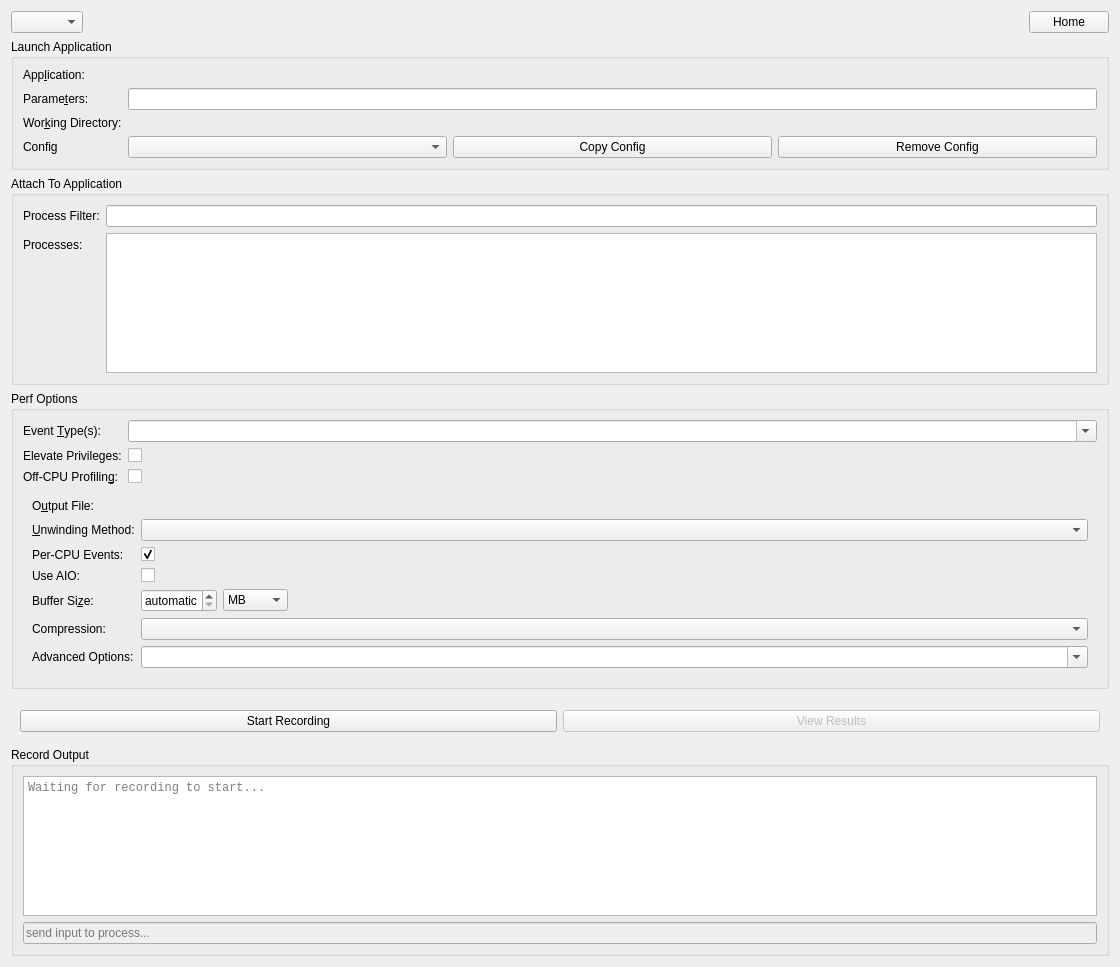
Qt form src/recordpage.ui (KDAB/hotspot) before a commit.
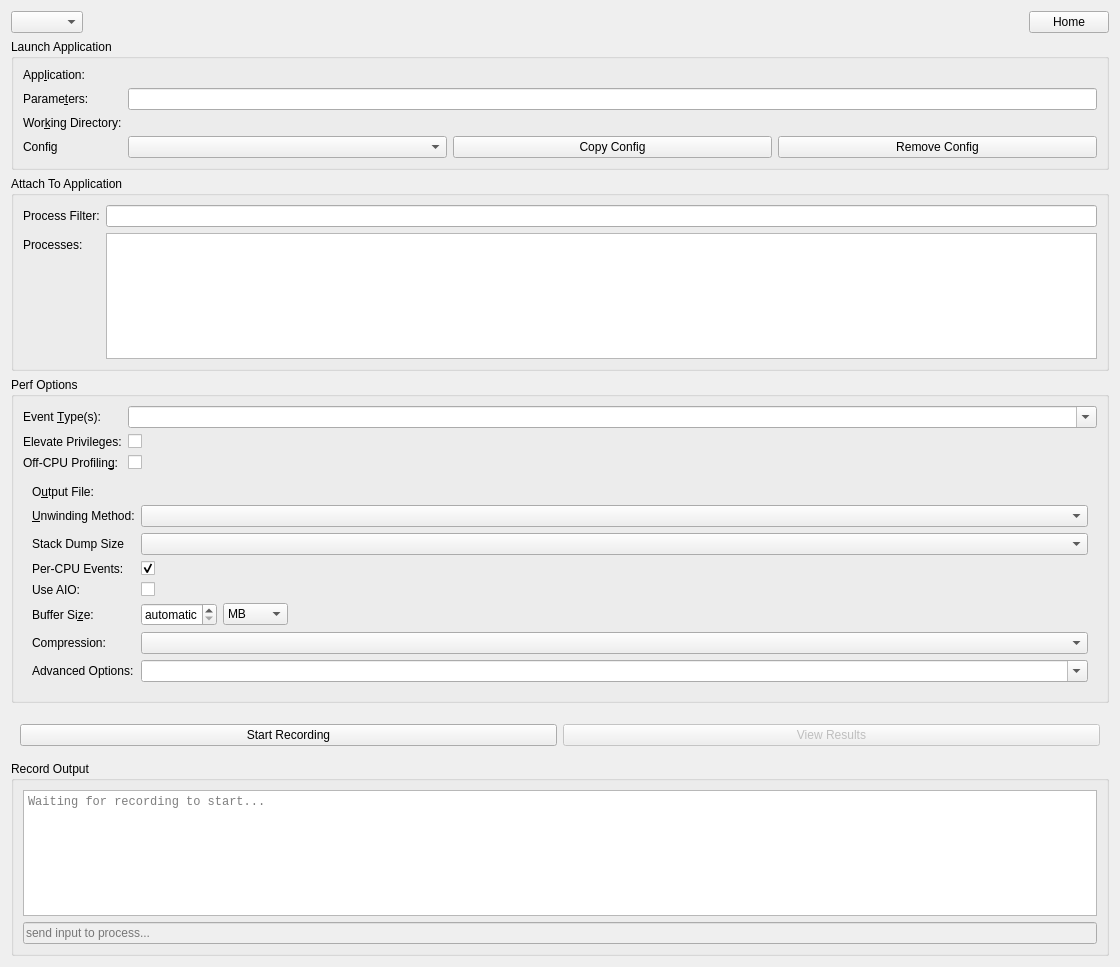
The same form after that commit. Icons and pictures are not drawn. Custom widgets are drawn as their Qt base class.

Commit message:
add option for user to set stack dump size
when profiling huge applications the default stack dump of 8192 bytes
might be a little small

I added a combobox where the user can choose between 1024 and 16384

closes #118

Patch:
```diff
--- a/src/recordpage.ui
+++ b/src/recordpage.ui
@@ -320,7 +320,7 @@
            </property>
           </widget>
          </item>
-         <item row="1" column="0">
+         <item row="3" column="0">
           <widget class="QLabel" name="unwindingMethodLabel">
            <property name="toolTip">
             <string>Preferred unwinding method to use while recording perf data</string>
@@ -333,14 +333,14 @@
            </property>
           </widget>
          </item>
-         <item row="1" column="1">
+         <item row="3" column="1">
           <widget class="QComboBox" name="callGraphComboBox">
            <property name="toolTip">
             <string>Preferred unwinding method to use while recording perf data</string>
            </property>
           </widget>
          </item>
-         <item row="2" column="0">
+         <item row="7" column="0">
           <widget class="QLabel" name="sampleCpuLabel">
            <property name="toolTip">
             <string>Record the CPU where an event occurred. This enables the per-CPU event timeline. When this setting is disabled, all events will appear to be associated with CPU #0.</string>
@@ -353,7 +353,7 @@
            </property>
           </widget>
          </item>
-         <item row="2" column="1">
+         <item row="7" column="1">
           <widget class="QCheckBox" name="sampleCpuCheckBox">
            <property name="toolTip">
             <string>Record the CPU where an event occurred. This enables the per-CPU event timeline. When this setting is disabled, all events will appear to be associated with CPU #0.</string>
@@ -366,7 +366,7 @@
            </property>
           </widget>
          </item>
-         <item row="3" column="0">
+         <item row="8" column="0">
           <widget class="QLabel" name="useAioLabel">
            <property name="toolTip">
             <string>&lt;qt&gt;Use asynchronous (Posix AIO) trace writing mode. Asynchronous mode is supported only when linking Perf tool with libc library providing implementation for Posix AIO API.&lt;/qt&gt;</string>
@@ -379,7 +379,7 @@
            </property>
           </widget>
          </item>
-         <item row="3" column="1">
+         <item row="8" column="1">
           <widget class="QCheckBox" name="useAioCheckBox">
            <property name="toolTip">
             <string>&lt;qt&gt;Use asynchronous (Posix AIO) trace writing mode. Asynchronous mode is supported only when linking Perf tool with libc library providing implementation for Posix AIO API.&lt;/qt&gt;</string>
@@ -389,7 +389,7 @@
            </property>
           </widget>
          </item>
-         <item row="4" column="0">
+         <item row="9" column="0">
           <widget class="QLabel" name="bufferSizeLabel">
            <property name="toolTip">
             <string>Set the event buffer size. Increase this value when events are lost during recording. When a byte units is selected, the size is rounded up to have nearest pages power of two value. The number of data pages gets rounded up to the nearest power of two.</string>
@@ -402,7 +402,7 @@
            </property>
           </widget>
          </item>
-         <item row="4" column="1">
+         <item row="9" column="1">
           <widget class="QWidget" name="mmapPagesContainer" native="true">
            <layout class="QHBoxLayout" name="horizontalLayout_2">
             <property name="leftMargin">
@@ -481,7 +481,7 @@
            </layout>
           </widget>
          </item>
-         <item row="5" column="0">
+         <item row="10" column="0">
           <widget class="QLabel" name="compressionLabel">
            <property name="toolTip">
             <string>&lt;qt&gt;Compression using zstd will drastically reduce the size of &lt;tt&gt;perf.data&lt;/tt&gt; files. It is recommended to keep this option enabled. The default uses a fast compression level which already yields very significant space savings. If desired, you can select a slower compression level to save more disk space.&lt;/qt&gt;</string>
@@ -494,14 +494,14 @@
            </property>
           </widget>
          </item>
-         <item row="5" column="1">
+         <item row="10" column="1">
           <widget class="QComboBox" name="compressionComboBox">
            <property name="toolTip">
             <string>&lt;qt&gt;Compression using zstd will drastically reduce the size of &lt;tt&gt;perf.data&lt;/tt&gt; files. It is recommended to keep this option enabled. The default uses a fast compression level which already yields very significant space savings. If desired, you can select a slower compression level to save more disk space.&lt;/qt&gt;</string>
            </property>
           </widget>
          </item>
-         <item row="6" column="0">
+         <item row="11" column="0">
           <widget class="QLabel" name="perfParamsLabel">
            <property name="toolTip">
             <string>&lt;html&gt;&lt;head/&gt;&lt;body&gt;&lt;p&gt;Free-form entry field for custom perf parameters. Use this field to set advanced options (cf. &lt;tt&gt;man perf record&lt;/tt&gt;).&lt;/p&gt;&lt;/body&gt;&lt;/html&gt;</string>
@@ -514,7 +514,7 @@
            </property>
           </widget>
          </item>
-         <item row="6" column="1">
+         <item row="11" column="1">
           <widget class="QComboBox" name="perfParams">
            <property name="toolTip">
             <string>&lt;html&gt;&lt;head/&gt;&lt;body&gt;&lt;p&gt;Free-form entry field for custom perf parameters. Use this field to set advanced options (cf. &lt;tt&gt;man perf record&lt;/tt&gt;).&lt;/p&gt;&lt;/body&gt;&lt;/html&gt;</string>
@@ -524,6 +524,19 @@
            </property>
           </widget>
          </item>
+         <item row="6" column="1">
+          <widget class="QComboBox" name="stackDumpComboBox"/>
+         </item>
+         <item row="6" column="0">
+          <widget class="QLabel" name="stackSizeLabel">
+           <property name="enabled">
+            <bool>true</bool>
+           </property>
+           <property name="text">
+            <string>Stack Dump Size</string>
+           </property>
+          </widget>
+         </item>
         </layout>
        </widget>
       </item>
```
The commit also changes 1 other file.
